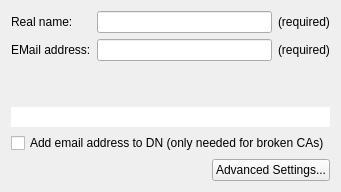
The window that src/newcertificatewizard/enterdetailspage.ui (sensama/kleopatra) describes before a commit, drawn with Qt 5.
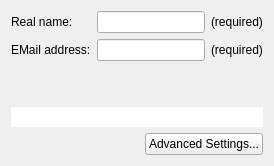
The same window after the commit.

Commit message:
Remove option to add email address to DN
No CA should use this anymore.

GnuPG-bug-id: 5139

The edit to the form file:
```diff
--- a/src/newcertificatewizard/enterdetailspage.ui
+++ b/src/newcertificatewizard/enterdetailspage.ui
@@ -72,13 +72,6 @@
      </property>
     </widget>
    </item>
-   <item>
-    <widget class="QCheckBox" name="addEmailToDnCB" >
-     <property name="text" >
-      <string>Add email address to DN (only needed for broken CAs)</string>
-     </property>
-    </widget>
-   </item>
    <item>
     <layout class="QHBoxLayout" name="horizontalLayout" >
      <item>
```
The commit also changes 1 other file.
